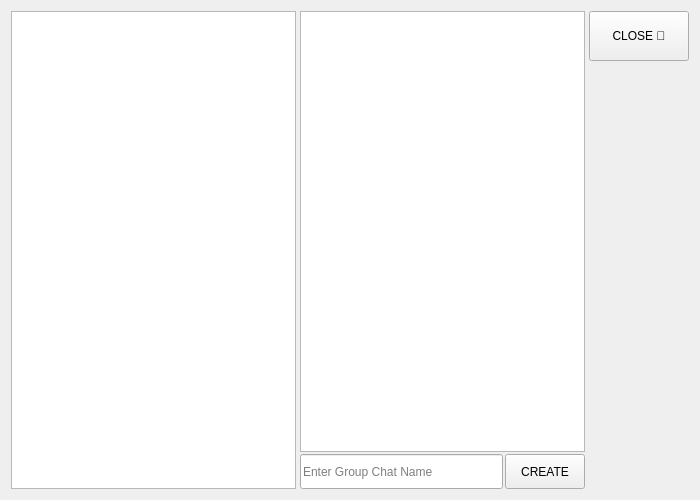
Above: Chat-Application/showcontact.ui from verina101/Chat-Application before the change. Below: the same form after it.
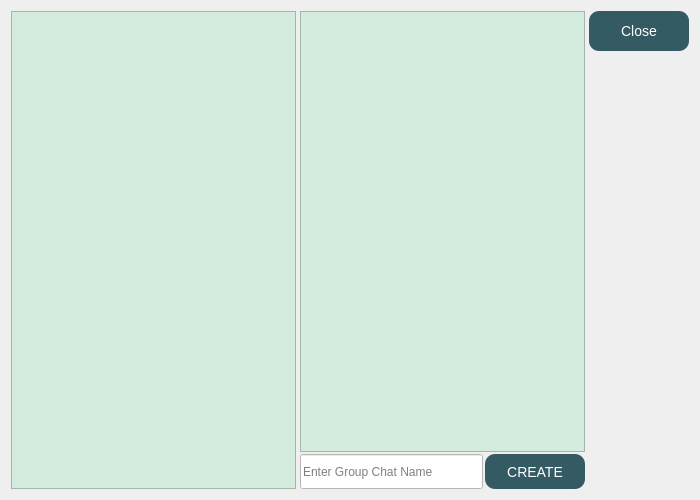
That is the form after the change.

```diff
--- a/Chat-Application/showcontact.ui
+++ b/Chat-Application/showcontact.ui
@@ -35,7 +35,7 @@
    <item>
     <widget class="QListWidget" name="listWidget">
      <property name="styleSheet">
-      <string notr="true"/>
+      <string notr="true">background:rgb(212, 236, 221);</string>
      </property>
      <property name="verticalScrollMode">
       <enum>QAbstractItemView::ScrollPerPixel</enum>
@@ -48,7 +48,11 @@
       <number>2</number>
      </property>
      <item>
-      <widget class="QListWidget" name="listWidget_2"/>
+      <widget class="QListWidget" name="listWidget_2">
+       <property name="styleSheet">
+        <string notr="true">background:rgb(212, 236, 221);</string>
+       </property>
+      </widget>
      </item>
      <item>
       <layout class="QHBoxLayout" name="horizontalLayout">
@@ -63,6 +67,10 @@
            <height>35</height>
           </size>
          </property>
+         <property name="styleSheet">
+          <string notr="true">background:white;
+color:black;</string>
+         </property>
          <property name="placeholderText">
           <string>Enter Group Chat Name</string>
          </property>
@@ -72,7 +80,7 @@
         <widget class="QPushButton" name="pushButton_creategroupChat">
          <property name="minimumSize">
           <size>
-           <width>45</width>
+           <width>100</width>
            <height>35</height>
           </size>
          </property>
@@ -84,9 +92,18 @@
          </property>
          <property name="font">
           <font>
-           <pointsize>9</pointsize>
+           <pointsize>-1</pointsize>
+           <italic>false</italic>
+           <bold>false</bold>
           </font>
          </property>
+         <property name="styleSheet">
+          <string notr="true">background:rgb(52, 91, 99);
+font:14px;
+color:white;
+border-radius:10px;
+</string>
+         </property>
          <property name="text">
           <string>CREATE</string>
          </property>
@@ -106,11 +123,18 @@
        <property name="minimumSize">
         <size>
          <width>100</width>
-         <height>50</height>
+         <height>40</height>
         </size>
        </property>
+       <property name="styleSheet">
+        <string notr="true">background:rgb(52, 91, 99);
+font:14px;
+color:white;
+border-radius:10px;
+</string>
+       </property>
        <property name="text">
-        <string>CLOSE 🥺</string>
+        <string>Close</string>
        </property>
       </widget>
      </item>
```
